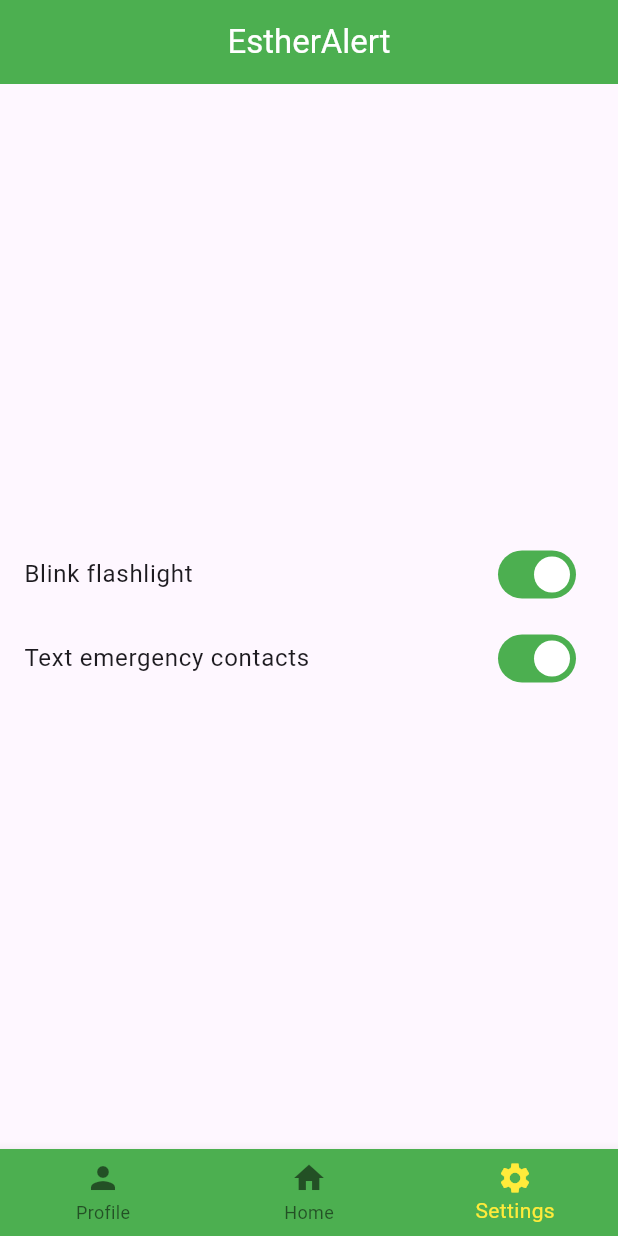
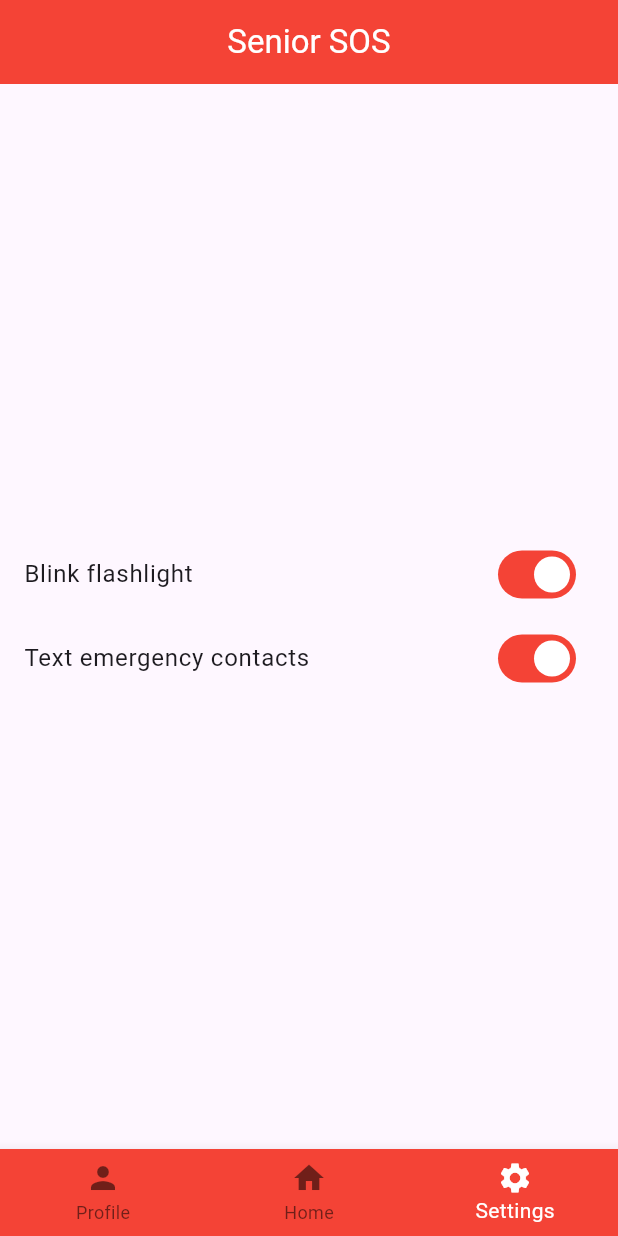
Before and after one commit to RobinSardja/EstherAlert, a Flutter app: the screen it shows after launch, swiped to page 3, on a phone screen of 412 x 824 dp. Run offline on Flutter 3.47's test engine with Material 3 defaults, Android fonts, the light colour scheme and no system bars; our stand-ins replace flutter_native_contact_picker, shared_preferences; missing offline and left inert: porcupine_flutter, torch_light.

Commit message:
Changed theme to red and white.

```diff
--- a/lib/main.dart
+++ b/lib/main.dart
@@ -39,42 +39,42 @@ class _MainAppState extends State<MainApp> {
             debugShowCheckedModeBanner: false,
             theme: ThemeData(
                 appBarTheme: const AppBarTheme(
-                    backgroundColor: Colors.green,
+                    backgroundColor: Colors.red,
                     centerTitle: true,
                     foregroundColor: Colors.white
                 ),
                 bottomNavigationBarTheme: const BottomNavigationBarThemeData(
-                    backgroundColor: Colors.green,
-                    selectedItemColor: Colors.yellow
+                    backgroundColor: Colors.red,
+                    selectedItemColor: Colors.white
                 ),
                 floatingActionButtonTheme: const FloatingActionButtonThemeData(
-                    backgroundColor: Colors.green,
-                    foregroundColor: Colors.yellow
+                    backgroundColor: Colors.red,
+                    foregroundColor: Colors.white
                 ),
                 inputDecorationTheme: const InputDecorationTheme(
                     enabledBorder: OutlineInputBorder(),
                     floatingLabelStyle: TextStyle(
-                        color: Colors.green
+                        color: Colors.red
                     ),
                     focusedBorder: OutlineInputBorder(
                         borderSide: BorderSide(
-                            color: Colors.green
+                            color: Colors.red
                         )
                     )
                 ),
                 switchTheme: SwitchThemeData(
-                    trackColor: WidgetStateProperty.resolveWith( (states) => states.contains(WidgetState.selected) ? Colors.green : null )
+                    trackColor: WidgetStateProperty.resolveWith( (states) => states.contains(WidgetState.selected) ? Colors.red : null )
                 ),
                 textButtonTheme: TextButtonThemeData(
                     style: ButtonStyle(
-                        backgroundColor: WidgetStatePropertyAll( Colors.green ),
+                        backgroundColor: WidgetStatePropertyAll( Colors.red ),
                         foregroundColor: WidgetStatePropertyAll( Colors.white )
                     )
                 )
             ),
             home: Scaffold(
                 appBar: AppBar(
-                    title: const Text( "EstherAlert" )
+                    title: const Text( "Senior SOS" )
                 ),
                 body: PageView(
                     controller: pageController,
```
